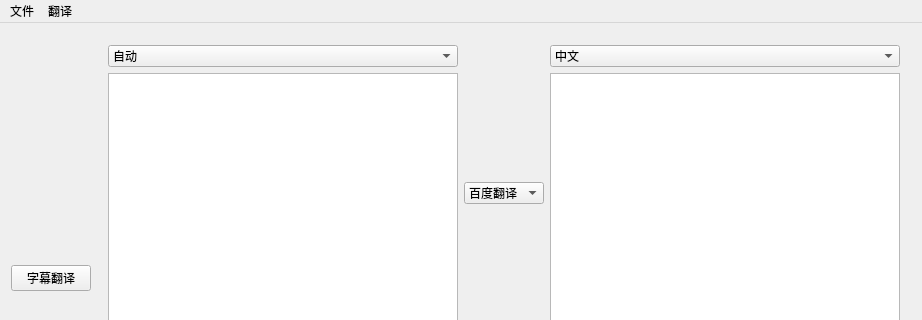
The window that mainwindow.ui (AndyQsmart/SubtitleTool) describes before a commit, drawn with Qt 5; both pictures show x 0 to 922 and y 0 to 320 of the 922 by 555 pixel window.
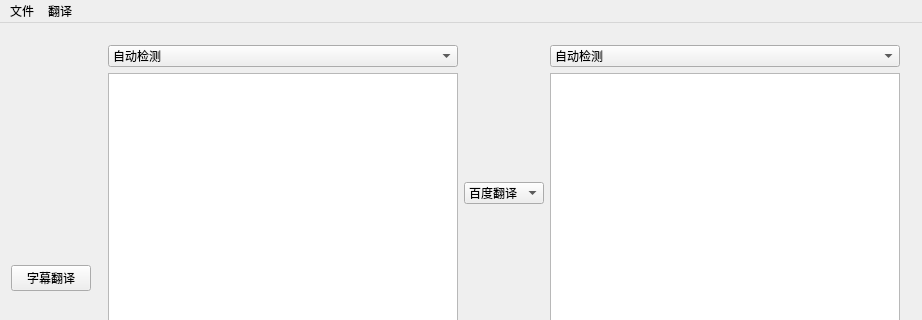
The same window after the commit.

The edit to the form file:
```diff
--- a/mainwindow.ui
+++ b/mainwindow.ui
@@ -38,7 +38,7 @@
              <widget class="QComboBox" name="fromLanguageBox">
               <item>
                <property name="text">
-                <string>自动</string>
+                <string>自动检测</string>
                </property>
               </item>
               <item>
@@ -109,6 +109,11 @@
            <layout class="QVBoxLayout" name="verticalLayout_2">
             <item>
              <widget class="QComboBox" name="toLanguageBox">
+              <item>
+               <property name="text">
+                <string>自动检测</string>
+               </property>
+              </item>
               <item>
                <property name="text">
                 <string>中文</string>
```
Left out of the diff: 24 changed lines with no effect on the pictures.
